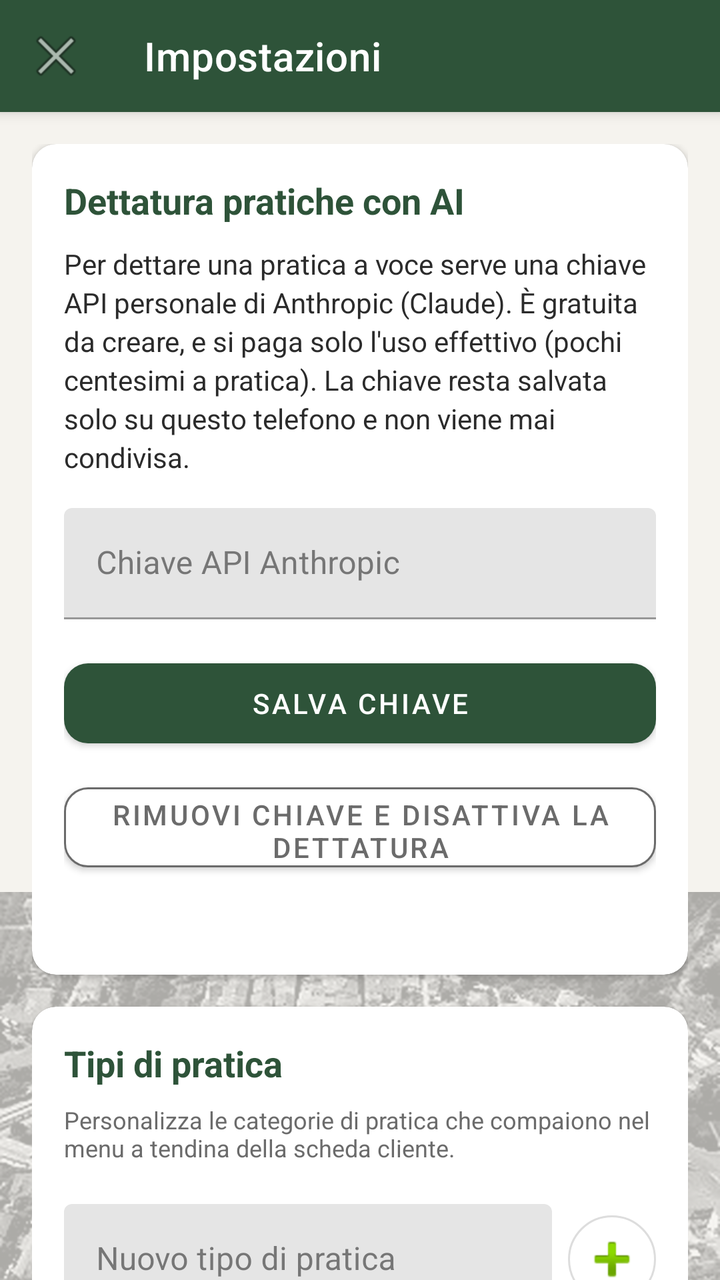
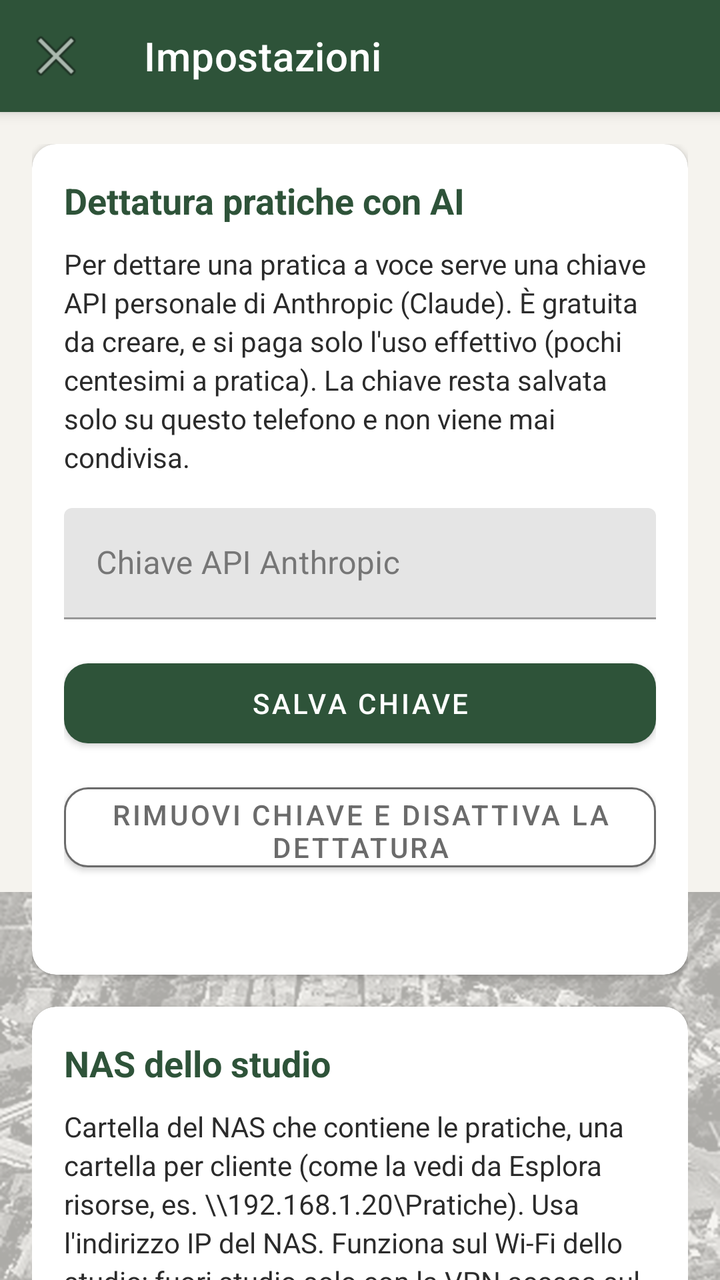

Two renders of the same Android screen: before a commit and after it. Below are the layout's source before the change and the commit's diff.
<!-- AndroidManifest.xml: application theme Theme.SchedaCliente -->
<!-- res/layout/activity_settings.xml -->
<?xml version="1.0" encoding="utf-8"?>
<androidx.coordinatorlayout.widget.CoordinatorLayout xmlns:android="http://schemas.android.com/apk/res/android"
    xmlns:app="http://schemas.android.com/apk/res-auto"
    android:layout_width="match_parent"
    android:layout_height="match_parent"
    android:background="@color/background">

    <com.google.android.material.appbar.AppBarLayout
        android:layout_width="match_parent"
        android:layout_height="wrap_content"
        android:background="@color/primary"
        android:elevation="4dp">

        <androidx.appcompat.widget.Toolbar
            android:id="@+id/toolbar"
            android:layout_width="match_parent"
            android:layout_height="?attr/actionBarSize"
            app:title="Impostazioni"
            app:titleTextColor="@android:color/white"
            app:navigationIcon="@android:drawable/ic_menu_close_clear_cancel"
            android:theme="@style/ThemeOverlay.MaterialComponents.Dark.ActionBar" />

    </com.google.android.material.appbar.AppBarLayout>

    
    <ImageView
        android:layout_width="match_parent"
        android:layout_height="260dp"
        android:layout_gravity="bottom"
        app:layout_behavior="@string/appbar_scrolling_view_behavior"
        android:src="@drawable/sfondo_impostazioni"
        android:scaleType="fitCenter"
        android:alpha="0.30"
        android:importantForAccessibility="no" />

    <androidx.core.widget.NestedScrollView
        android:layout_width="match_parent"
        android:layout_height="match_parent"
        android:background="@android:color/transparent"
        app:layout_behavior="@string/appbar_scrolling_view_behavior">

        <LinearLayout
            android:layout_width="match_parent"
            android:layout_height="wrap_content"
            android:orientation="vertical"
            android:padding="16dp">

            <com.google.android.material.card.MaterialCardView
                android:layout_width="match_parent"
                android:layout_height="wrap_content"
                app:cardCornerRadius="12dp"
                app:cardElevation="2dp"
                app:cardBackgroundColor="@color/card_background">

                <LinearLayout
                    android:layout_width="match_parent"
                    android:layout_height="wrap_content"
                    android:orientation="vertical"
                    android:padding="16dp">

                    <TextView
                        android:layout_width="match_parent"
                        android:layout_height="wrap_content"
                        android:text="Dettatura pratiche con AI"
                        android:textColor="@color/primary"
                        android:textSize="18sp"
                        android:textStyle="bold" />

                    <TextView
                        android:layout_width="match_parent"
                        android:layout_height="wrap_content"
                        android:layout_marginTop="10dp"
                        android:textColor="@color/text_primary"
                        android:lineSpacingExtra="3dp"
                        android:text="Per dettare una pratica a voce serve una chiave API personale di Anthropic (Claude). È gratuita da creare, e si paga solo l'uso effettivo (pochi centesimi a pratica). La chiave resta salvata solo su questo telefono e non viene mai condivisa." />

                    <com.google.android.material.textfield.TextInputLayout
                        android:layout_width="match_parent"
                        android:layout_height="wrap_content"
                        android:layout_marginTop="16dp"
                        app:endIconMode="clear_text"
                        android:hint="Chiave API Anthropic">
                        <com.google.android.material.textfield.TextInputEditText
                            android:id="@+id/etApiKey"
                            android:layout_width="match_parent"
                            android:layout_height="wrap_content"
                            android:inputType="textPassword"
                            android:maxLines="1" />
                    </com.google.android.material.textfield.TextInputLayout>

                    <com.google.android.material.button.MaterialButton
                        android:id="@+id/btnSalvaChiave"
                        android:layout_width="match_parent"
                        android:layout_height="52dp"
                        android:layout_marginTop="16dp"
                        android:text="SALVA CHIAVE"
                        android:textColor="@android:color/white"
                        app:backgroundTint="@color/primary"
                        app:cornerRadius="12dp" />

                    <com.google.android.material.button.MaterialButton
                        android:id="@+id/btnRimuoviChiave"
                        android:layout_width="match_parent"
                        android:layout_height="52dp"
                        android:layout_marginTop="10dp"
                        android:text="RIMUOVI CHIAVE E DISATTIVA LA DETTATURA"
                        android:textColor="@color/text_secondary"
                        app:backgroundTint="@color/card_background"
                        app:strokeColor="@color/text_secondary"
                        app:strokeWidth="1dp"
                        app:cornerRadius="12dp" />

                    <TextView
                        android:id="@+id/tvStatoChiave"
                        android:layout_width="match_parent"
                        android:layout_height="wrap_content"
                        android:layout_marginTop="14dp"
                        android:textColor="@color/text_secondary"
                        android:textSize="13sp" />

                </LinearLayout>
            </com.google.android.material.card.MaterialCardView>

            
            <com.google.android.material.card.MaterialCardView
                android:layout_width="match_parent"
                android:layout_height="wrap_content"
                android:layout_marginTop="16dp"
                app:cardCornerRadius="12dp"
                app:cardElevation="2dp"
                app:cardBackgroundColor="@color/card_background">

                <LinearLayout
                    android:layout_width="match_parent"
                    android:layout_height="wrap_content"
                    android:orientation="vertical"
                    android:padding="16dp">

                    <TextView
                        android:layout_width="match_parent"
                        android:layout_height="wrap_content"
                        android:text="Tipi di pratica"
                        android:textColor="@color/primary"
                        android:textSize="18sp"
                        android:textStyle="bold" />

                    <TextView
                        android:layout_width="match_parent"
                        android:layout_height="wrap_content"
                        android:layout_marginTop="8dp"
                        android:textColor="@color/text_secondary"
                        android:textSize="12sp"
                        android:text="Personalizza le categorie di pratica che compaiono nel menu a tendina della scheda cliente." />

                    <LinearLayout
                        android:id="@+id/containerTipiPratica"
                        android:layout_width="match_parent"
                        android:layout_height="wrap_content"
                        android:orientation="vertical"
                        android:layout_marginTop="12dp" />

                    <LinearLayout
                        android:layout_width="match_parent"
                        android:layout_height="wrap_content"
                        android:orientation="horizontal"
                        android:layout_marginTop="8dp"
                        android:gravity="center_vertical">

                        <com.google.android.material.textfield.TextInputLayout
                            android:layout_width="0dp"
                            android:layout_weight="1"
                            android:layout_height="wrap_content"
                            android:hint="Nuovo tipo di pratica">
                            <com.google.android.material.textfield.TextInputEditText
                                android:id="@+id/etNuovoTipo"
                                android:layout_width="match_parent"
                                android:layout_height="wrap_content"
                                android:inputType="text" />
                        </com.google.android.material.textfield.TextInputLayout>

                        <ImageButton
                            android:id="@+id/btnAggiungiTipo"
                            android:layout_width="44dp"
                            android:layout_height="44dp"
                            android:layout_marginStart="8dp"
                            android:background="@drawable/bg_icon_button"
                            android:src="@android:drawable/ic_input_add"
                            android:contentDescription="Aggiungi tipo di pratica" />

                    </LinearLayout>

                    <com.google.android.material.button.MaterialButton
                        android:id="@+id/btnRipristinaTipi"
                        style="@style/Widget.MaterialComponents.Button.TextButton"
                        android:layout_width="wrap_content"
                        android:layout_height="wrap_content"
                        android:layout_marginTop="6dp"
                        android:textAllCaps="false"
                        android:textColor="@color/text_secondary"
                        android:text="Ripristina elenco predefinito" />

                </LinearLayout>
            </com.google.android.material.card.MaterialCardView>

        </LinearLayout>
    </androidx.core.widget.NestedScrollView>

</androidx.coordinatorlayout.widget.CoordinatorLayout>
<!-- resources referenced by this layout -->
<resources>
  <color name="background">#F5F3EE</color>
  <color name="card_background">#FFFFFF</color>
  <color name="primary">#2E5339</color>
  <color name="text_primary">#2B2B2B</color>
  <color name="text_secondary">#6B6B6B</color>
  <!-- drawable bg_icon_button (drawable) -->
  <?xml version="1.0" encoding="utf-8"?>
  <ripple xmlns:android="http://schemas.android.com/apk/res/android"
      android:color="#332E5339">
      <item>
          <shape android:shape="oval">
              <solid android:color="@color/card_background" />
              <stroke android:width="1dp" android:color="#DDDDDD" />
          </shape>
      </item>
  </ripple>
  <!-- drawable sfondo_impostazioni: png bitmap (drawable-nodpi, 682370 bytes) -->
  <style name="Theme.SchedaCliente" parent="Theme.MaterialComponents.Light.NoActionBar">
          <item name="colorPrimary">@color/primary</item>
          <item name="colorPrimaryDark">@color/primary_dark</item>
          <item name="colorAccent">@color/accent</item>
          <item name="android:windowBackground">@color/background</item>
          <item name="android:statusBarColor">@color/primary_dark</item>
          <item name="colorSurface">@color/card_background</item>
          <item name="colorOnSurface">@color/text_primary</item>
          <item name="android:textColorPrimary">@color/text_primary</item>
          <item name="android:textColorSecondary">@color/text_secondary</item>
      </style>
  <color name="primary_dark">#1E3A26</color>
  <color name="accent">#B08642</color>
</resources>

<!-- the commit's change to res/layout/activity_settings.xml (unified diff, before → after) -->
@@ -139,6 +139,118 @@
                     <TextView
                         android:layout_width="match_parent"
                         android:layout_height="wrap_content"
+                        android:text="NAS dello studio"
+                        android:textColor="@color/primary"
+                        android:textSize="18sp"
+                        android:textStyle="bold" />
+
+                    <TextView
+                        android:layout_width="match_parent"
+                        android:layout_height="wrap_content"
+                        android:layout_marginTop="10dp"
+                        android:textColor="@color/text_primary"
+                        android:lineSpacingExtra="3dp"
+                        android:text="Cartella del NAS che contiene le pratiche, una cartella per cliente (come la vedi da Esplora risorse, es. \\\\192.168.1.20\\Pratiche). Usa l'indirizzo IP del NAS. Funziona sul Wi-Fi dello studio; fuori studio solo con la VPN accesa sul telefono. L'app legge soltanto: non modifica né cancella nulla sul NAS. Utente e password restano cifrati su questo telefono." />
+
+                    <com.google.android.material.textfield.TextInputLayout
+                        android:layout_width="match_parent"
+                        android:layout_height="wrap_content"
+                        android:layout_marginTop="12dp"
+                        android:hint="Cartella delle pratiche (es. \\\\192.168.1.20\\Pratiche)">
+                        <com.google.android.material.textfield.TextInputEditText
+                            android:id="@+id/etNasPercorso"
+                            android:layout_width="match_parent"
+                            android:layout_height="wrap_content"
+                            android:inputType="textUri|textNoSuggestions"
+                            android:maxLines="1" />
+                    </com.google.android.material.textfield.TextInputLayout>
+
+                    <com.google.android.material.textfield.TextInputLayout
+                        android:layout_width="match_parent"
+                        android:layout_height="wrap_content"
+                        android:layout_marginTop="12dp"
+                        android:hint="Utente del NAS">
+                        <com.google.android.material.textfield.TextInputEditText
+                            android:id="@+id/etNasUtente"
+                            android:layout_width="match_parent"
+                            android:layout_height="wrap_content"
+                            android:inputType="text|textNoSuggestions"
+                            android:maxLines="1" />
+                    </com.google.android.material.textfield.TextInputLayout>
+
+                    <com.google.android.material.textfield.TextInputLayout
+                        android:layout_width="match_parent"
+                        android:layout_height="wrap_content"
+                        android:layout_marginTop="12dp"
+                        app:endIconMode="password_toggle"
+                        android:hint="Password del NAS">
+                        <com.google.android.material.textfield.TextInputEditText
+                            android:id="@+id/etNasPassword"
+                            android:layout_width="match_parent"
+                            android:layout_height="wrap_content"
+                            android:inputType="textPassword"
+                            android:maxLines="1" />
+                    </com.google.android.material.textfield.TextInputLayout>
+
+                    <com.google.android.material.button.MaterialButton
+                        android:id="@+id/btnSalvaNas"
+                        android:layout_width="match_parent"
+                        android:layout_height="52dp"
+                        android:layout_marginTop="16dp"
+                        android:text="SALVA E PROVA IL COLLEGAMENTO"
+                        android:textColor="@android:color/white"
+                        app:backgroundTint="@color/primary"
+                        app:cornerRadius="12dp" />
+
+                    <com.google.android.material.button.MaterialButton
+                        android:id="@+id/btnRimuoviNas"
+                        android:layout_width="match_parent"
+                        android:layout_height="52dp"
+                        android:layout_marginTop="10dp"
+                        android:text="RIMUOVI I DATI DEL NAS"
+                        android:textColor="@color/text_secondary"
+                        app:backgroundTint="@color/card_background"
+                        app:strokeColor="@color/text_secondary"
+                        app:strokeWidth="1dp"
+                        app:cornerRadius="12dp" />
+
+                    <ProgressBar
+                        android:id="@+id/progressNas"
+                        android:layout_width="wrap_content"
+                        android:layout_height="wrap_content"
+                        android:layout_gravity="center"
+                        android:layout_marginTop="10dp"
+                        android:visibility="gone" />
+
+                    <TextView
+                        android:id="@+id/tvStatoNas"
+                        android:layout_width="match_parent"
+                        android:layout_height="wrap_content"
+                        android:layout_marginTop="14dp"
+                        android:textColor="@color/text_secondary"
+                        android:textSize="13sp" />
+
+                </LinearLayout>
+            </com.google.android.material.card.MaterialCardView>
+
+            
+            <com.google.android.material.card.MaterialCardView
+                android:layout_width="match_parent"
+                android:layout_height="wrap_content"
+                android:layout_marginTop="16dp"
+                app:cardCornerRadius="12dp"
+                app:cardElevation="2dp"
+                app:cardBackgroundColor="@color/card_background">
+
+                <LinearLayout
+                    android:layout_width="match_parent"
+                    android:layout_height="wrap_content"
+                    android:orientation="vertical"
+                    android:padding="16dp">
+
+                    <TextView
+                        android:layout_width="match_parent"
+                        android:layout_height="wrap_content"
                         android:text="Tipi di pratica"
                         android:textColor="@color/primary"
                         android:textSize="18sp"
